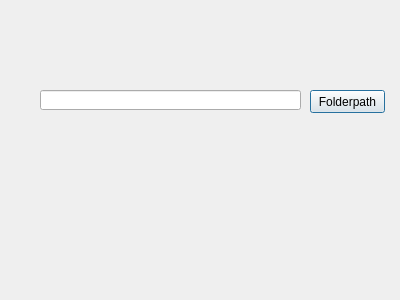
Above: dummygui.ui from maxitule3/Invoice-Combine-Send before the change. Below: the same form after it.
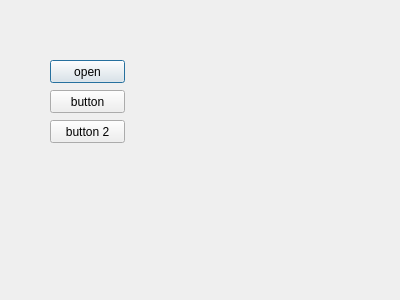
That is the form after the change.

```diff
--- a/dummygui.ui
+++ b/dummygui.ui
@@ -13,30 +13,43 @@
   <property name="windowTitle">
    <string>Dialog</string>
   </property>
-  <widget class="QLineEdit" name="line">
-   <property name="geometry">
-    <rect>
-     <x>40</x>
-     <y>90</y>
-     <width>261</width>
-     <height>20</height>
-    </rect>
-   </property>
-   <property name="readOnly">
-    <bool>true</bool>
-   </property>
-  </widget>
   <widget class="QPushButton" name="button">
    <property name="geometry">
     <rect>
-     <x>310</x>
+     <x>50</x>
+     <y>60</y>
+     <width>75</width>
+     <height>23</height>
+    </rect>
+   </property>
+   <property name="text">
+    <string>open</string>
+   </property>
+  </widget>
+  <widget class="QPushButton" name="button_2">
+   <property name="geometry">
+    <rect>
+     <x>50</x>
      <y>90</y>
      <width>75</width>
      <height>23</height>
     </rect>
    </property>
    <property name="text">
-    <string>Folderpath</string>
+    <string>button</string>
+   </property>
+  </widget>
+  <widget class="QPushButton" name="button_3">
+   <property name="geometry">
+    <rect>
+     <x>50</x>
+     <y>120</y>
+     <width>75</width>
+     <height>23</height>
+    </rect>
+   </property>
+   <property name="text">
+    <string>button 2</string>
    </property>
   </widget>
  </widget>
```
